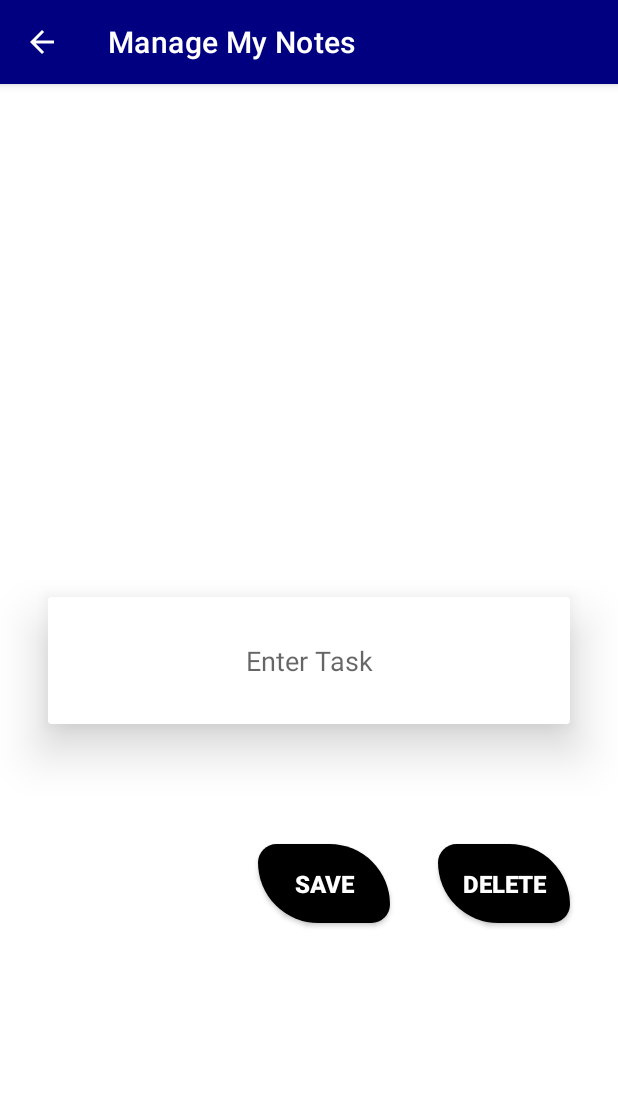
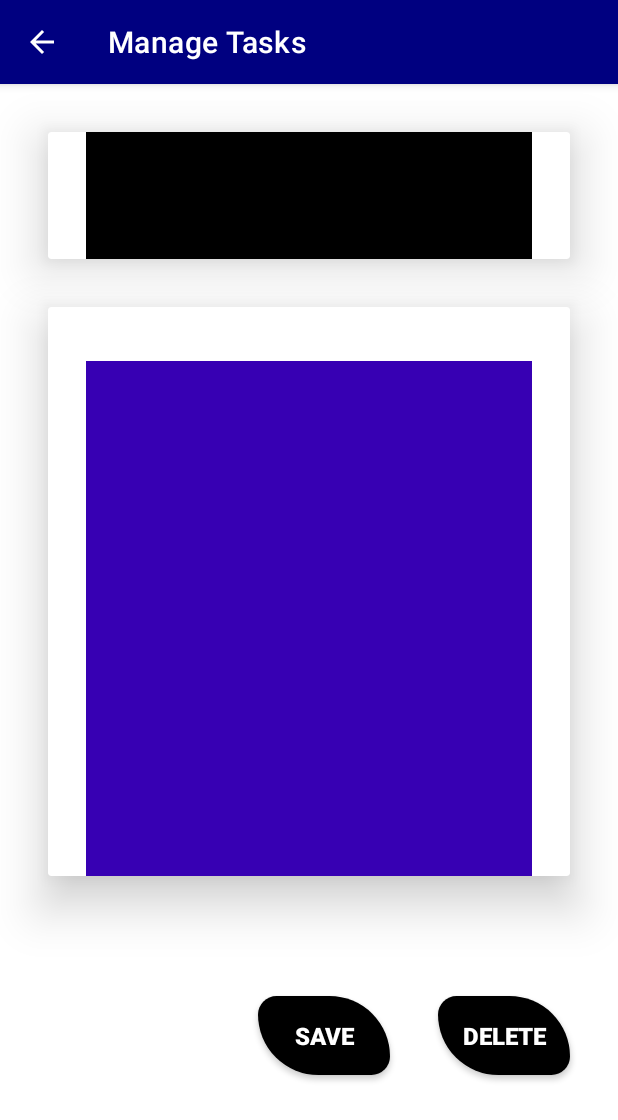
Before and after one commit to amansharma-tech/CSE226CA, an Android app: the screen it shows after launch (ManageTask), after a tap on an icon or button, on a phone screen of 412 x 824 dp. Shown: the top 1120 px of the screen. Run offline under Robolectric (Android 15) with nearby library versions, the phone set to English and light mode, and no system bars.

Commit message:
Added description, modified layout and changed color styles.

```diff
--- a/app/build.gradle
+++ b/app/build.gradle
@@ -29,6 +29,7 @@ android {
     kotlinOptions {
         jvmTarget = '1.8'
     }
+    namespace 'com.project.taskmanager'
 }
 
 dependencies {
--- a/app/src/main/AndroidManifest.xml
+++ b/app/src/main/AndroidManifest.xml
@@ -1,7 +1,6 @@
 <?xml version="1.0" encoding="utf-8"?>
 <manifest xmlns:android="http://schemas.android.com/apk/res/android"
-    xmlns:tools="http://schemas.android.com/tools"
-    package="com.project.taskmanager">
+    xmlns:tools="http://schemas.android.com/tools">
 
     <application
         android:allowBackup="true"
@@ -15,7 +14,8 @@
         tools:targetApi="31">
         <activity
             android:name=".ManageTask"
-            android:exported="false" />
+            android:exported="false"
+            android:parentActivityName=".MainActivity"/>
         <activity
             android:name=".MainActivity"
             android:exported="true">
--- a/app/src/main/java/com/project/taskmanager/MainActivity.kt
+++ b/app/src/main/java/com/project/taskmanager/MainActivity.kt
@@ -25,8 +25,6 @@ class MainActivity : AppCompatActivity() {
         listView = findViewById(R.id.listView)
 
         fab = findViewById(R.id.floatingActionButton3)
-        supportActionBar?.setDisplayHomeAsUpEnabled(true)
-        supportActionBar!!.setBackgroundDrawable(ColorDrawable(Color.parseColor("#000080")))
         supportActionBar?.setTitle("My Tasks")
 
 
@@ -47,11 +45,6 @@ class MainActivity : AppCompatActivity() {
         super.onStart()
         db = SQLiteDB(this)
         tableDB = db.writableDatabase
-//        cursor = tableDB.query(
-//            "notes", arrayOf("_id", "title", "description"),
-//            null, null, null,
-//            null, null
-//        )
         cursor = tableDB.rawQuery("select * from notes order by _id DESC", null)
         var customListAdapter = SimpleCursorAdapter(
             this,
--- a/app/src/main/java/com/project/taskmanager/ManageTask.kt
+++ b/app/src/main/java/com/project/taskmanager/ManageTask.kt
@@ -31,6 +31,7 @@ class ManageTask : AppCompatActivity() {
     lateinit var contentValue: ContentValues
     var note_id: Long = 0
     lateinit var txtTitle: EditText
+    lateinit var txtDesc: EditText
     lateinit var saveButton: AppCompatButton
     lateinit var deleteButton: AppCompatButton
 
@@ -39,18 +40,20 @@ class ManageTask : AppCompatActivity() {
         setContentView(R.layout.activity_manage_task)
         supportActionBar?.setBackgroundDrawable(ColorDrawable(Color.parseColor("#000080")))
         supportActionBar?.setDisplayHomeAsUpEnabled(true)
-        supportActionBar?.setTitle("Manage My Notes")
+        supportActionBar?.setTitle("Manage Tasks")
         note_id = intent.getLongExtra("note_id", -1)
         txtTitle = findViewById(R.id.txtTitle)
+        txtDesc = findViewById(R.id.txtDesc)
         db = SQLiteDB(this)
         tableDB = db.writableDatabase
         contentValue = ContentValues()
 
         if(note_id > 0) {
             tableDB = db.readableDatabase
-            cursor = tableDB.query("notes", arrayOf("title"), "_id=?", arrayOf(note_id.toString()), null, null, null)
+            cursor = tableDB.query("notes", arrayOf("title", "description"), "_id=?", arrayOf(note_id.toString()), null, null, null)
             if(cursor.moveToFirst()) {
                 txtTitle.setText(cursor.getString(0))
+                txtDesc.setText(cursor.getString(1))
             }
         }
 
@@ -71,15 +74,17 @@ class ManageTask : AppCompatActivity() {
     private fun saveNote() {
         if(note_id.toInt() == -1) { // New Save
             contentValue.put("title", txtTitle.text.toString())
+            contentValue.put("description", txtDesc.text.toString())
             tableDB.insert("notes", null, contentValue)
             startActivity(Intent(this, MainActivity::class.java))
             Toast.makeText(this, "Data saved successfully", Toast.LENGTH_SHORT).show()
         }
         if(note_id > 0) { // Update
             contentValue.put("title", txtTitle.text.toString())
+            contentValue.put("description", txtDesc.text.toString())
             tableDB.update("notes", contentValue, "_id=?", arrayOf(note_id.toString()))
             startActivity(Intent(this, MainActivity::class.java))
-            Toast.makeText(this, "Updation Successful", Toast.LENGTH_SHORT).show()
+            Toast.makeText(this, "Update Successful", Toast.LENGTH_SHORT).show()
             contentValue.clear()
         }
     }
--- a/app/src/main/java/com/project/taskmanager/SQLiteDB.kt
+++ b/app/src/main/java/com/project/taskmanager/SQLiteDB.kt
@@ -7,7 +7,7 @@ import android.database.sqlite.SQLiteOpenHelper
 class SQLiteDB(var ctx: Context): SQLiteOpenHelper(ctx, "Notepad_Database", null, 1) {
     override fun onCreate(db: SQLiteDatabase?) {
         if(db != null) {
-            db.execSQL("create table notes(_id integer primary key autoincrement, title text)")
+            db.execSQL("create table notes(_id integer primary key autoincrement, title text, description text)")
         }
     }
 
--- a/app/src/main/res/layout/activity_manage_task.xml
+++ b/app/src/main/res/layout/activity_manage_task.xml
@@ -13,9 +13,10 @@
         android:layout_width="match_parent"
         android:layout_height="wrap_content"
         android:layout_marginStart="32dp"
+        android:layout_marginTop="32dp"
         android:layout_marginEnd="32dp"
+        android:background="@color/black"
         app:cardElevation="20dp"
-        app:layout_constraintBottom_toBottomOf="parent"
         app:layout_constraintEnd_toEndOf="parent"
         app:layout_constraintStart_toStartOf="parent"
         app:layout_constraintTop_toTopOf="parent">
@@ -26,9 +27,10 @@
             android:layout_height="wrap_content"
             android:layout_marginLeft="25dp"
             android:layout_marginRight="25dp"
-            android:background="@color/white"
+            android:background="@color/black"
             android:gravity="center"
             android:hint="Enter Task"
+            android:textColor="@color/white"
             android:inputType="textPersonName"
             android:padding="30dp"
             app:layout_constraintBottom_toBottomOf="parent"
@@ -37,7 +39,43 @@
             app:layout_constraintStart_toStartOf="parent"
             app:layout_constraintTop_toTopOf="parent" />
 
+
     </androidx.cardview.widget.CardView>
+
+
+    <androidx.cardview.widget.CardView
+        android:id="@+id/cardView2"
+        android:layout_width="match_parent"
+        android:layout_height="wrap_content"
+        android:layout_marginStart="32dp"
+        android:layout_marginTop="32dp"
+        android:layout_marginEnd="32dp"
+        app:cardElevation="20dp"
+        app:layout_constraintEnd_toEndOf="parent"
+        app:layout_constraintStart_toStartOf="parent"
+        app:layout_constraintTop_toBottomOf="@+id/cardView">
+
+        <EditText
+            android:id="@+id/txtDesc"
+            android:layout_width="match_parent"
+            android:layout_height="wrap_content"
+            android:layout_marginLeft="25dp"
+            android:layout_marginTop="36dp"
+            android:layout_marginRight="25dp"
+            android:background="@color/purple_700"
+            android:gravity="start"
+            android:lines="15"
+            android:padding="10dp"
+            android:textColor="@color/white"
+            android:textColorHint="#D1CFCF"
+            app:layout_constraintEnd_toEndOf="parent"
+            app:layout_constraintStart_toStartOf="parent"
+            app:layout_constraintTop_toBottomOf="@+id/txtTitle" />
+
+
+    </androidx.cardview.widget.CardView>
+
+
 
     <androidx.appcompat.widget.AppCompatButton
         android:id="@+id/saveButton"
@@ -52,7 +90,7 @@
         android:textSize="16sp"
         android:textStyle="bold"
         app:layout_constraintEnd_toStartOf="@+id/deleteButton"
-        app:layout_constraintTop_toBottomOf="@id/cardView" />
+        app:layout_constraintTop_toBottomOf="@id/cardView2" />
 
     <androidx.appcompat.widget.AppCompatButton
         android:id="@+id/deleteButton"
@@ -67,6 +105,6 @@
         android:textSize="16sp"
         android:textStyle="bold"
         app:layout_constraintEnd_toEndOf="parent"
-        app:layout_constraintTop_toBottomOf="@id/cardView" />
+        app:layout_constraintTop_toBottomOf="@id/cardView2" />
 
 </androidx.constraintlayout.widget.ConstraintLayout>
--- a/build.gradle
+++ b/build.gradle
@@ -1,8 +1,8 @@
 // Top-level build file where you can add configuration options common to all sub-projects/modules.
 plugins {
-    id 'com.android.application' version '7.2.2' apply false
-    id 'com.android.library' version '7.2.2' apply false
-    id 'org.jetbrains.kotlin.android' version '1.6.10' apply false
+    id 'com.android.application' version '8.0.0' apply false
+    id 'com.android.library' version '8.0.0' apply false
+    id 'org.jetbrains.kotlin.android' version '1.6.21' apply false
 }
 
 task clean(type: Delete) {
--- a/gradle.properties
+++ b/gradle.properties
@@ -21,3 +21,5 @@ kotlin.code.style=official
 # resources declared in the library itself and none from the library's dependencies,
 # thereby reducing the size of the R class for that library
 android.nonTransitiveRClass=true
+android.defaults.buildfeatures.buildconfig=true
+android.nonFinalResIds=false
```
Also changed, not shown: app/src/main/res/layout/activity_main.xml (+1 -6 lines), app/src/main/res/layout/list_row.xml (+18 -14 lines), gradle/wrapper/gradle-wrapper.properties.
